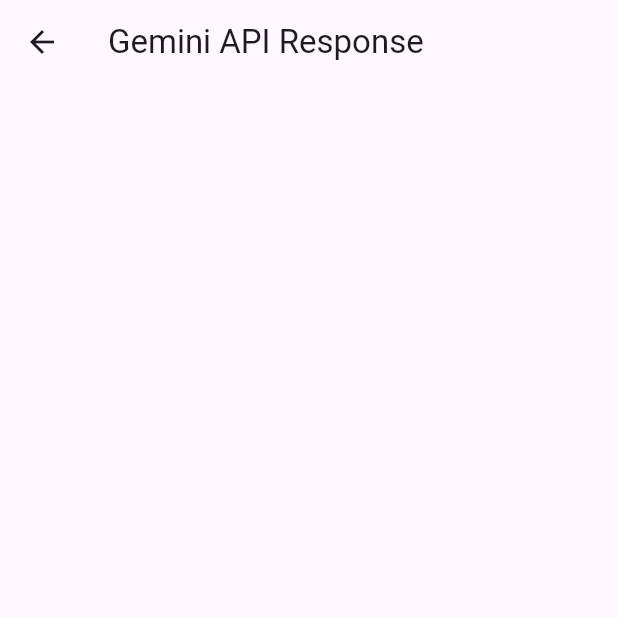
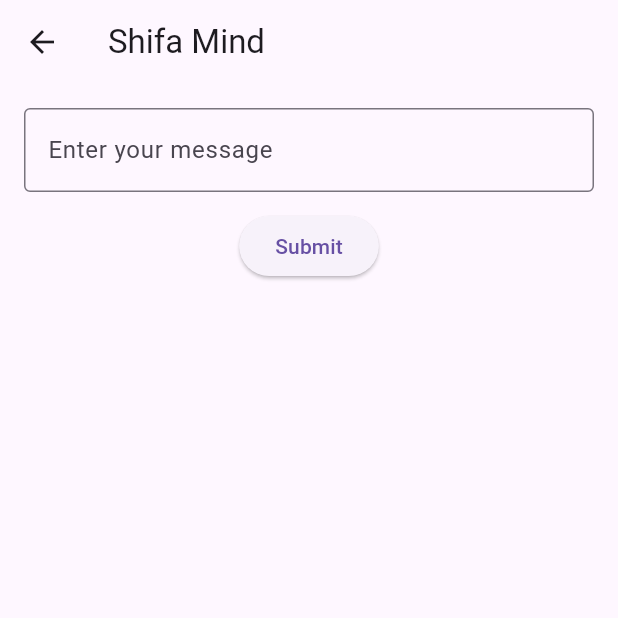
Before and after one commit to sabbirhossen0/Nafs_Shield, a Flutter app: the GeminiResponsePage screen opened directly, on a phone screen of 412 x 824 dp, the top half of it. Run offline on Flutter 3.47's test engine with Material 3 defaults, Android fonts, the phone set to English and light mode, and no system bars; our stand-ins replace audioplayers, dio, flutter_compass, get, google_fonts, hexcolor and 4 more; accounts and stored records are empty; network calls fail.

Commit message:
ShifaMind

```diff
--- a/lib/route.dart
+++ b/lib/route.dart
@@ -72,14 +72,14 @@
                 controller: _tabController,
                 indicator: BoxDecoration(
                   color: Colors.white,
-                  borderRadius: BorderRadius.circular(12),
+                  borderRadius: BorderRadius.circular(42),
                 ),
                 labelColor: Colors.green,
                 unselectedLabelColor: Colors.white,
                 tabs: const [
                   Tab(icon: Icon(Icons.home), text: "Home"),
                   Tab(icon: Icon(Icons.leaderboard), text: "Stream"),
-                  Tab(icon: Icon(Icons.settings), text: "Chat"),
+                  // Tab(icon: Icon(Icons.settings), text: "Chat"),
                 ],
               ),
             ],
--- a/lib/view/ShifaMind/shifamind.dart
+++ b/lib/view/ShifaMind/shifamind.dart
@@ -10,32 +10,32 @@
 
 class _GeminiResponsePageState extends State<GeminiResponsePage> {
   String responseMessage = '';
+  TextEditingController messageController = TextEditingController();
+  bool isLoading = false;
 
-  @override
-  void initState() {
-    super.initState();
-    fetchGeminiResponse();
-  }
+  Future<void> fetchGeminiResponse(String userInput) async {
+    setState(() {
+      isLoading = true;
+      responseMessage = '';
+    });
 
-  Future<void> fetchGeminiResponse() async {
-    final url = Uri.parse('http://127.0.0.1:8000/chat/'); // Update your Django endpoint
+    final url = Uri.parse('http://127.0.0.1:8001/chat/'); // Your Django endpoint
     final response = await http.post(
       url,
       headers: {'Content-Type': 'application/json'},
-      body: jsonEncode({'message': 'I am feeling sad'}),
+      body: jsonEncode({'message': userInput}),
     );
 
+    setState(() {
+      isLoading = false;
       if (response.statusCode == 200) {
         final decoded = utf8.decode(response.bodyBytes);
         final data = jsonDecode(decoded);
-      setState(() {
         responseMessage = data['reply'] ?? 'No response';
+      } else {
+        responseMessage = 'Error: ${response.statusCode}';
+      }
     });
-    } else {
-      setState(() {
-        responseMessage = 'Error: ${response.statusCode}';
-      });
-    }
   }
 
   bool isArabic(String text) {
@@ -46,11 +46,39 @@
   @override
   Widget build(BuildContext context) {
     return Scaffold(
-      appBar: AppBar(title: Text('Gemini API Response')),
+      appBar: AppBar(title: Text('Shifa Mind')),
       body: Padding(
         padding: const EdgeInsets.all(16.0),
+        child: Column(
+          children: [
+            TextField(
+              controller: messageController,
+              decoration: InputDecoration(
+                labelText: 'Enter your message',
+                border: OutlineInputBorder(),
+              ),
+              textInputAction: TextInputAction.done,
+              onSubmitted: (_) => fetchGeminiResponse(messageController.text),
+            ),
+            const SizedBox(height: 12),
+            ElevatedButton(
+              onPressed: () {
+                if (messageController.text.trim().isNotEmpty) {
+                  fetchGeminiResponse(messageController.text.trim());
+                }
+              },
+              child: Text('Submit'),
+            ),
+            const SizedBox(height: 20),
+            if (isLoading)
+              CircularProgressIndicator()
+            else
+              Expanded(
+                child: SingleChildScrollView(
                   child: Directionality(
-          textDirection: isArabic(responseMessage) ? TextDirection.rtl : TextDirection.ltr,
+                    textDirection: isArabic(responseMessage)
+                        ? TextDirection.rtl
+                        : TextDirection.ltr,
                     child: Text(
                       responseMessage,
                       style: isArabic(responseMessage)
@@ -59,6 +87,10 @@
                     ),
                   ),
                 ),
+              ),
+          ],
+        ),
+      ),
     );
   }
 }
--- a/lib/view/home.dart
+++ b/lib/view/home.dart
@@ -46,7 +46,7 @@
             children: List.generate(topic.length, (index) {
               return InkWell(
                 onTap: () {
-                  switch (topic[index]) {
+                  switch (topic[index]){
                     case 'Quran':
                       // Get.to(const HomePage(), arguments: 'Quran');
                       Get.to(HomePage());
@@ -70,7 +70,7 @@
                       break;
                     case 'ShifaMind':
                     // Get.to(const HomePage(), arguments: 'Quran');
-                      Get.to(ChatWithGaminiPage());
+                      Get.to(GeminiResponsePage());
                       break;
 
                   }
--- a/pubspec.yaml
+++ b/pubspec.yaml
@@ -43,6 +43,7 @@
   dio: ^5.8.0+1
   image_picker: ^1.1.2
   video_player: ^2.9.5
+  google_fonts: ^6.2.1
 
 dev_dependencies:
   flutter_test:
```
Also changed, not shown: pubspec.lock. Lines whose indentation alone changed are shown as unchanged.
